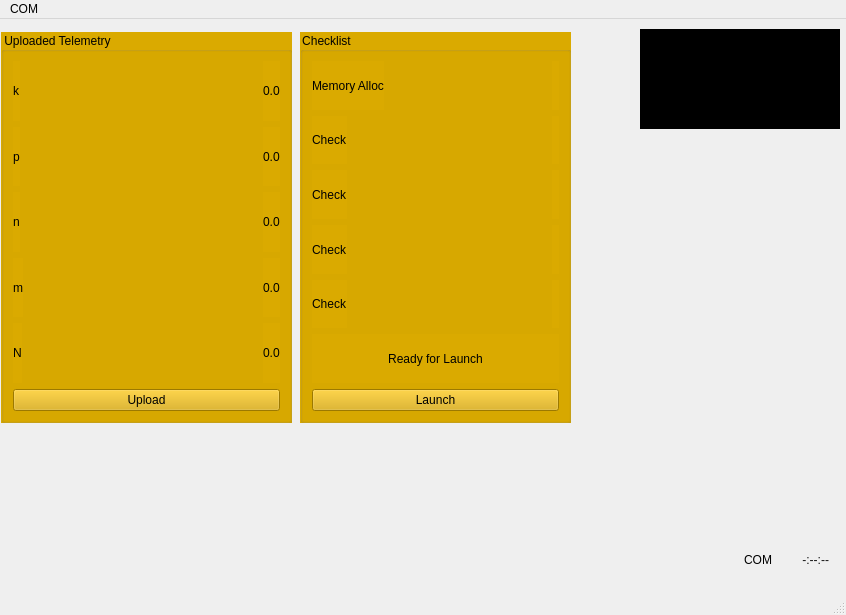
Before: the Qt Designer form mainwindow.ui in activecontrols/GroundStationSoftware, drawn with Qt 5.
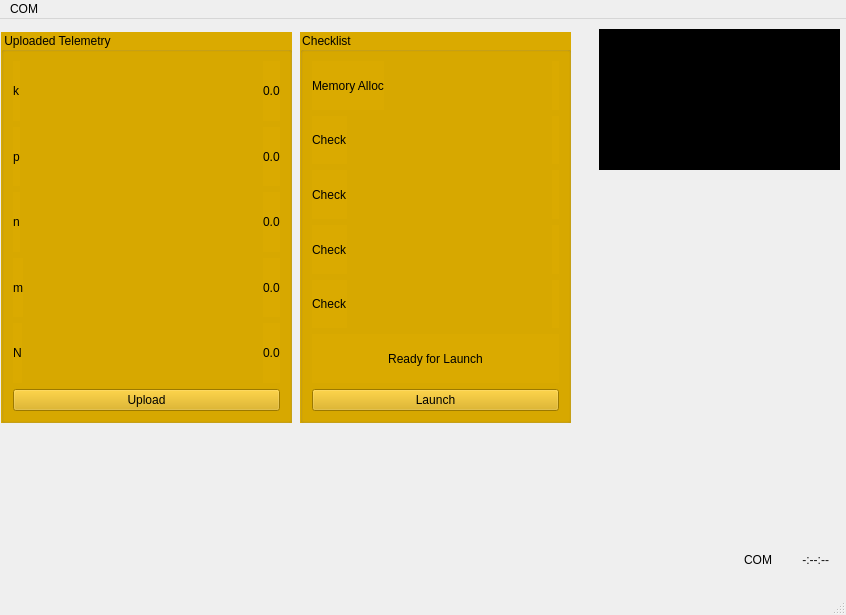
After: the same form once the commit is applied.

The edit to the form file:
```diff
--- a/mainwindow.ui
+++ b/mainwindow.ui
@@ -74,10 +74,10 @@
    <widget class="QLabel" name="logo">
     <property name="geometry">
      <rect>
-      <x>640</x>
+      <x>599</x>
       <y>10</y>
-      <width>200</width>
-      <height>100</height>
+      <width>241</width>
+      <height>141</height>
      </rect>
     </property>
     <property name="sizePolicy">
```
Left out of the diff: 9 changed lines with no effect on the pictures.
